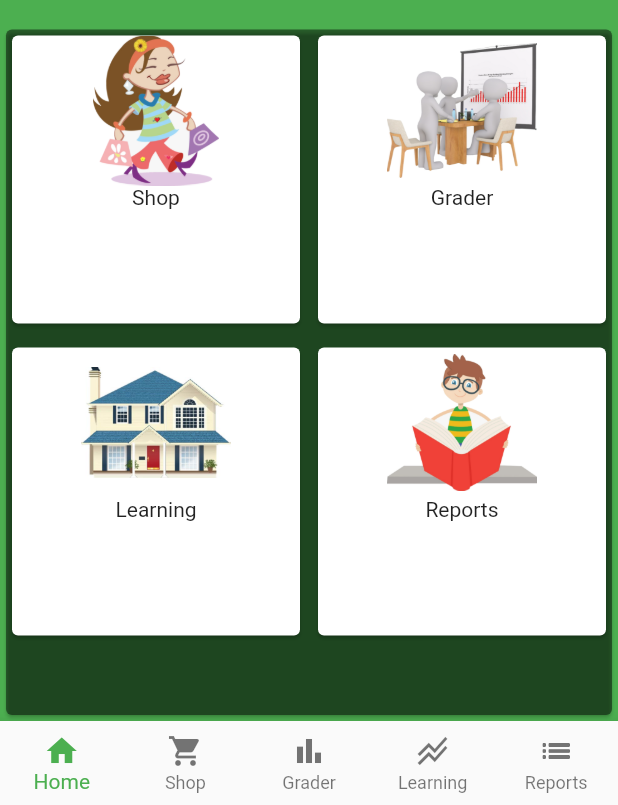
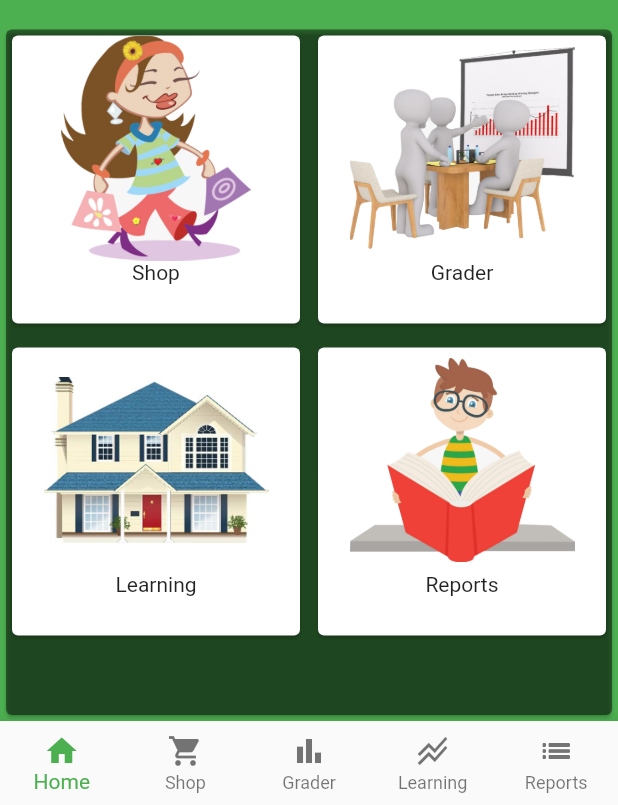
Before and after one commit to timothyisaiah/EverestGaugeFlutterApp, a Flutter app: the screen it shows after launch, on a phone screen of 412 x 824 dp, the part 431-1236 px from its top. Run offline on Flutter 3.47's test engine with Material 2 defaults, Android fonts, the phone set to English and light mode, and no system bars; our stand-ins replace webview_flutter; missing offline and left inert: loading_gifs.

Commit message:
Icon size

```diff
--- a/lib/main.dart
+++ b/lib/main.dart
@@ -43,8 +43,8 @@ class _HomeMenuState extends State<HomeMenu> {
         children: const <Widget>[
           Image(
             image: AssetImage('img/shop.png'),
-            height: 100,
-            width: 100,
+            height: 150,
+            width: 150,
           ),
           Text('Shop'),
         ],
@@ -56,8 +56,8 @@ class _HomeMenuState extends State<HomeMenu> {
         children: const <Widget>[
           Image(
             image: AssetImage('img/grades.png'),
-            height: 100,
-            width: 100,
+            height: 150,
+            width: 150,
           ),
           Text('Grader'),
         ],
@@ -70,8 +70,8 @@ class _HomeMenuState extends State<HomeMenu> {
         children: const <Widget>[
           Image(
             image: AssetImage('img/learn.jpg'),
-            height: 100,
-            width: 100,
+            height: 150,
+            width: 150,
           ),
           Text('Learning'),
         ],
@@ -84,8 +84,8 @@ class _HomeMenuState extends State<HomeMenu> {
         children: const <Widget>[
           Image(
             image: AssetImage('img/report.png'),
-            height: 100,
-            width: 100,
+            height: 150,
+            width: 150,
           ),
           Text('Reports'),
         ],
@@ -105,7 +105,7 @@ class _HomeMenuState extends State<HomeMenu> {
         children: <Widget>[
           // Icon(
           //   Icons.school,
-          //   size: 100.0,
+          //   size: 150.0,
           // ),
           Image(
             image: AssetImage('./img/logo.png'),
```
